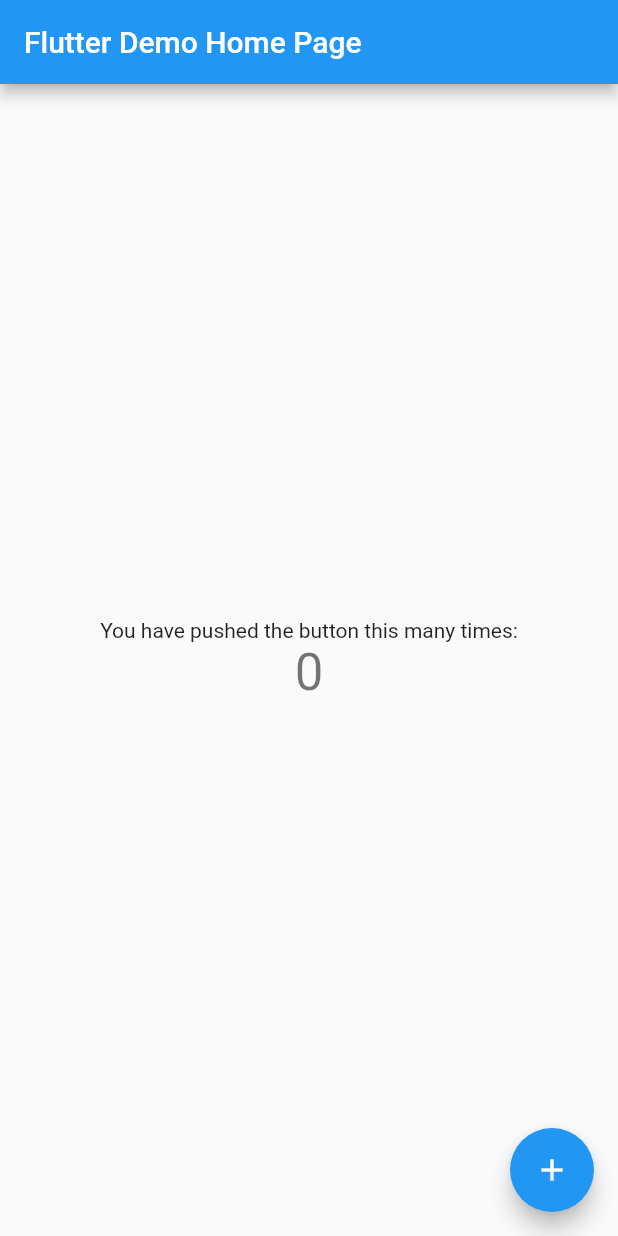
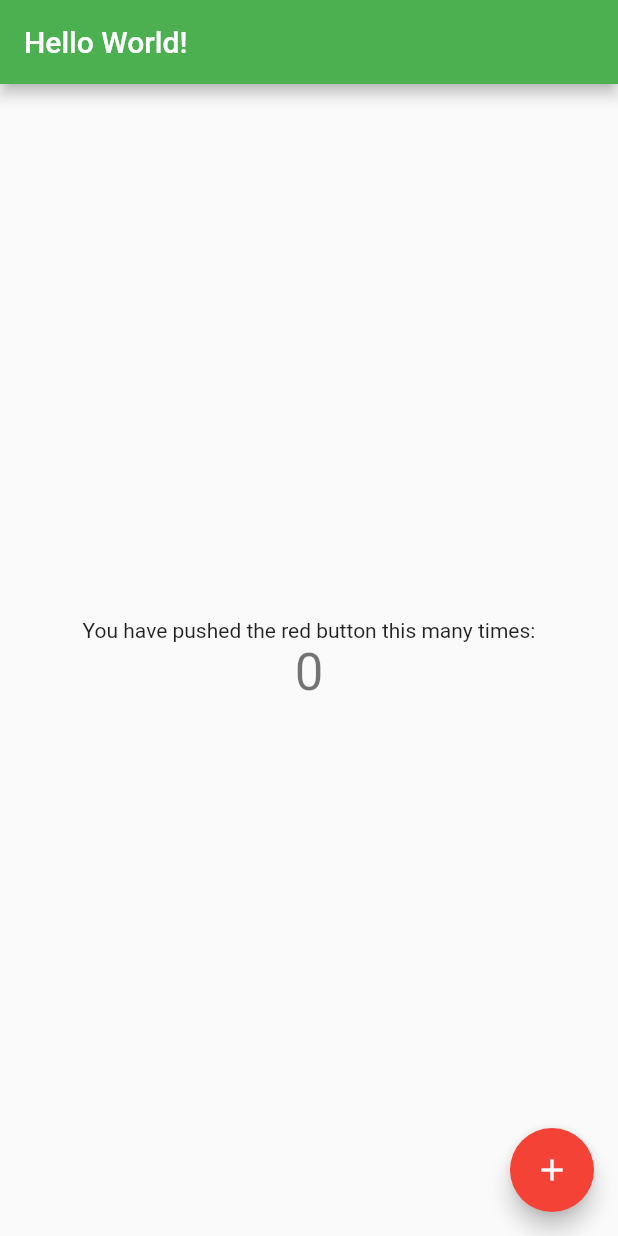
Before and after one commit to ernestomelchor/my_flutter_app, a Flutter app: the screen it shows after launch, on a phone screen of 412 x 824 dp. Run offline on Flutter 3.47's test engine with Material 2 defaults, Android fonts, the phone set to English and light mode, and no system bars.

Commit message:
experiment with color schemas

```diff
--- a/lib/main.dart
+++ b/lib/main.dart
@@ -12,15 +12,15 @@ class MyApp extends StatelessWidget {
           // This is the theme of your application.
           //
           // Try running your application with "flutter run". You'll see the
-        // application has a blue toolbar. Then, without quitting the app, try
+          // application has a green toolbar. Then, without quitting the app, try
           // changing the primarySwatch below to Colors.green and then invoke
           // "hot reload" (press "r" in the console where you ran "flutter run",
           // or simply save your changes to "hot reload" in a Flutter IDE).
           // Notice that the counter didn't reset back to zero; the application
           // is not restarted.
-        primarySwatch: Colors.blue,
-      ),
-      home: MyHomePage(title: 'Flutter Demo Home Page'),
+          primarySwatch: Colors.green,
+          accentColor: Colors.red),
+      home: MyHomePage(title: 'Hello World!'),
     );
   }
 }
@@ -92,7 +92,7 @@ class _MyHomePageState extends State<MyHomePage> {
           mainAxisAlignment: MainAxisAlignment.center,
           children: <Widget>[
             Text(
-              'You have pushed the button this many times:',
+              'You have pushed the red button this many times:',
             ),
             Text(
               '$_counter',
```
Lines whose indentation alone changed are shown as unchanged.
